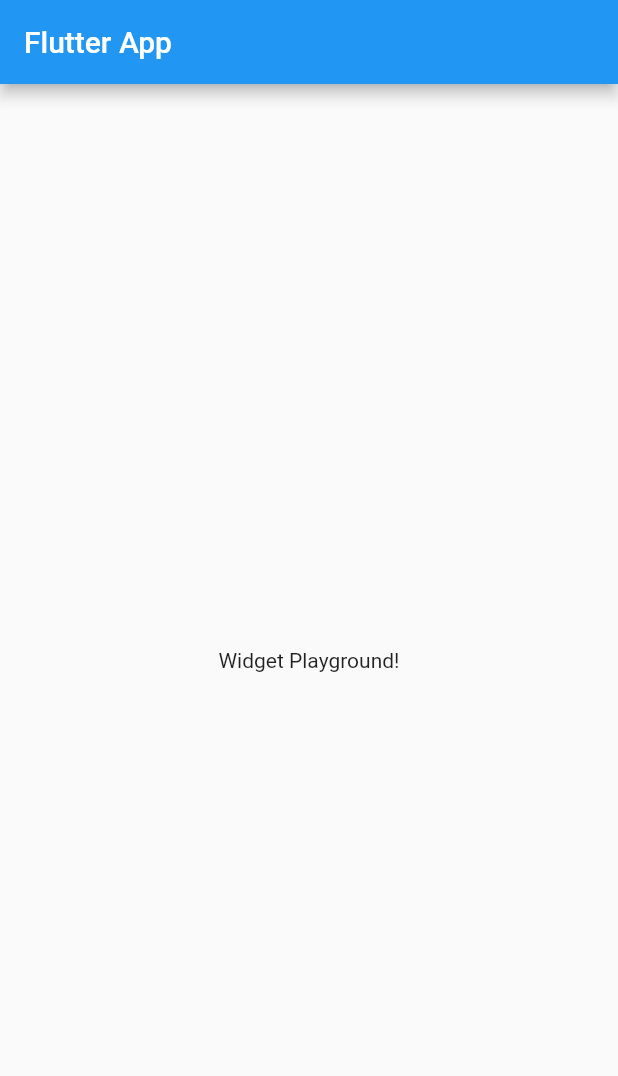
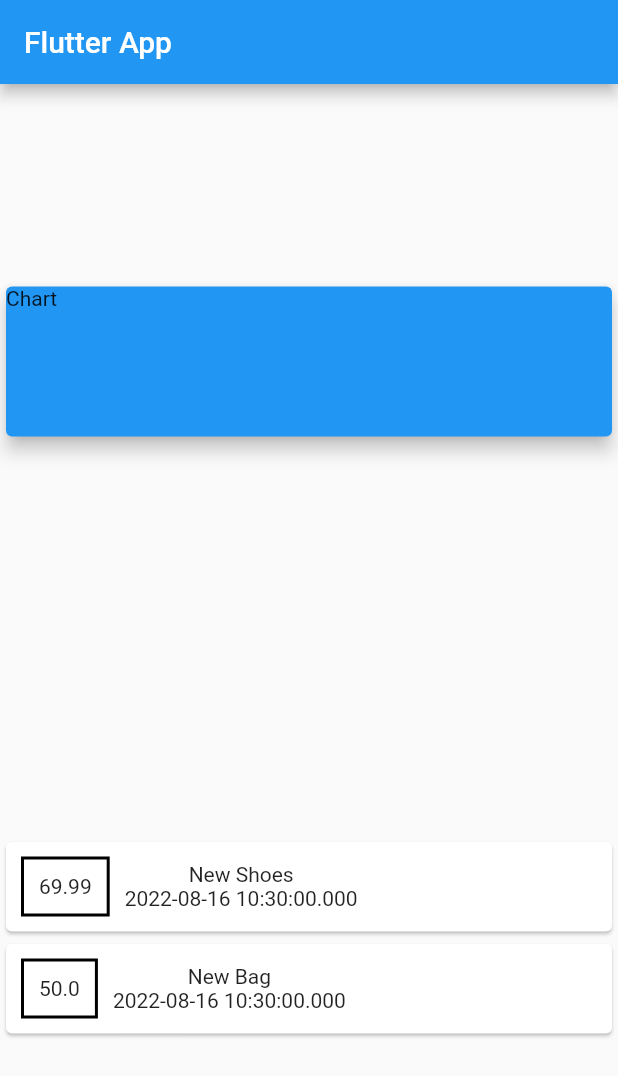
Before and after one commit to Archimondee/app_expense, a Flutter app: the screen it shows after launch, on a phone screen of 412 x 824 dp. Shown: the top 1076 px of the screen. Run offline on Flutter 3.47's test engine with Material 2 defaults, Android fonts, the light colour scheme and no system bars.

Commit message:
Add Transaction Card

```diff
--- a/analysis_options.yaml
+++ b/analysis_options.yaml
@@ -7,7 +7,7 @@
 
 # The following line activates a set of recommended lints for Flutter apps,
 # packages, and plugins designed to encourage good coding practices.
-include: package:flutter_lints/flutter.yaml
+# include: package:flutter_lints/flutter.yaml
 
 linter:
   # The lint rules applied to this project can be customized in the
--- a/lib/main.dart
+++ b/lib/main.dart
@@ -1,4 +1,5 @@
 import 'package:flutter/material.dart';
+import 'package:flutter_complete_guide/transaction.dart';
 
 void main() => runApp(MyApp());
 
@@ -13,15 +14,59 @@ class MyApp extends StatelessWidget {
 }
 
 class MyHomePage extends StatelessWidget {
+  final List<Transaction> transaction = [
+    Transaction(
+        id: '1', title: 'New Shoes', amount: 69.99, date: DateTime.now()),
+    Transaction(id: '2', title: 'New Bag', amount: 50.00, date: DateTime.now()),
+  ];
   @override
   Widget build(BuildContext context) {
     return Scaffold(
-      appBar: AppBar(
-        title: Text('Flutter App'),
-      ),
-      body: Center(
-        child: Text('Widget Playground!'),
-      ),
-    );
+        appBar: AppBar(
+          title: Text('Flutter App'),
+        ),
+        body: Column(
+          mainAxisAlignment: MainAxisAlignment.spaceAround,
+          crossAxisAlignment: CrossAxisAlignment.center,
+          children: <Widget>[
+            Card(
+              child: Container(
+                child: Text('Chart'),
+                width: double.infinity,
+                height: 100,
+              ),
+              color: Colors.blue,
+              elevation: 5,
+            ),
+            Column(
+              children: transaction.map((tx) {
+                return Card(
+                    child: Row(
+                  children: <Widget>[
+                    Container(
+                      margin:
+                          EdgeInsets.symmetric(vertical: 10, horizontal: 10),
+                      decoration: BoxDecoration(
+                        border: Border.all(color: Colors.black, width: 2),
+                      ),
+                      child: Text(
+                        tx.amount.toString(),
+                      ),
+                      padding: EdgeInsets.all(10),
+                    ),
+                    Column(
+                      children: <Widget>[
+                        Text(tx.title),
+                        Text(
+                          tx.date.toString(),
+                        ),
+                      ],
+                    )
+                  ],
+                ));
+              }).toList(),
+            )
+          ],
+        ));
   }
 }
--- /dev/null
+++ b/lib/transaction.dart
@@ -0,0 +1,15 @@
+import 'package:flutter/foundation.dart';
+
+class Transaction {
+  final String id;
+  final String title;
+  final double amount;
+  final DateTime date;
+
+  //Constructor
+  Transaction(
+      {@required this.id,
+      @required this.title,
+      @required this.amount,
+      @required this.date});
+}
```
Also changed, not shown: 1 other file.
